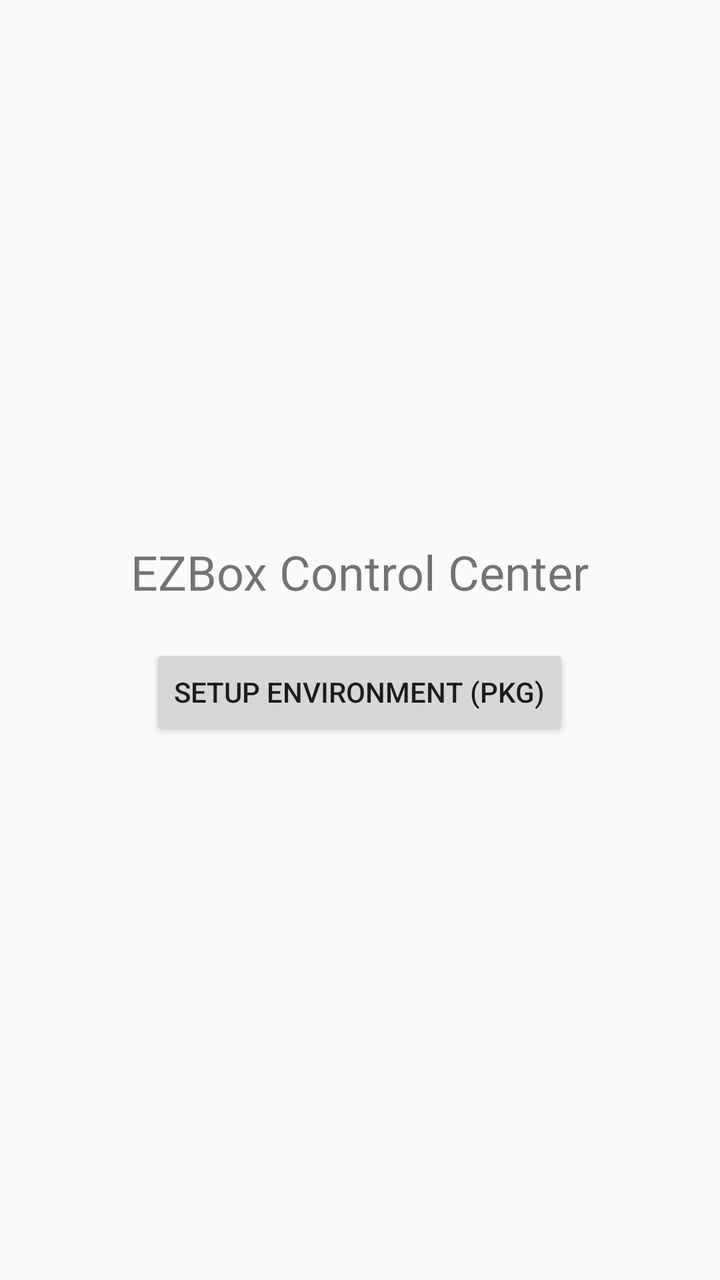
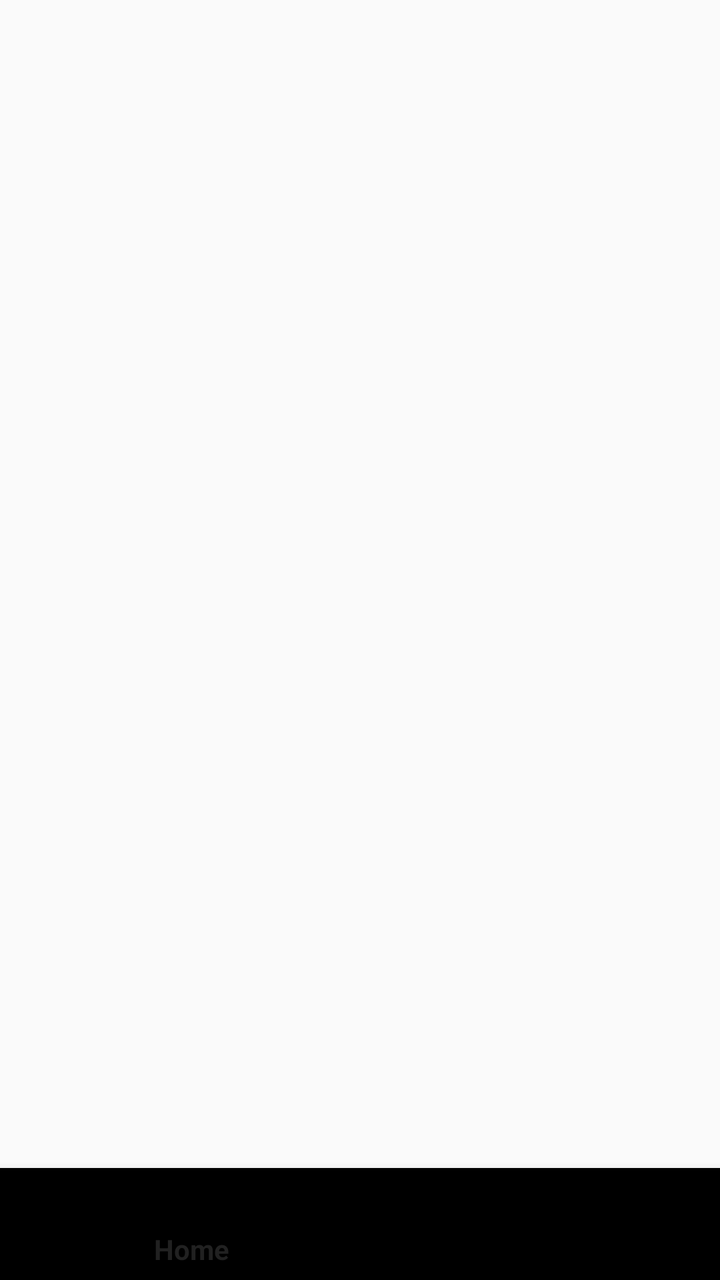

The first picture is an Android layout as it rendered before a commit; the second is the same layout after the commit. The layout source and the unified diff follow.
<!-- AndroidManifest.xml: application theme Theme.AppCompat.Light.DarkActionBar -->
<!-- res/layout/activity_main.xml -->
<?xml version="1.0" encoding="utf-8"?>
<LinearLayout xmlns:android="http://schemas.android.com/apk/res/android"
    android:layout_width="match_parent"
    android:layout_height="match_parent"
    android:orientation="vertical"
    android:gravity="center">

    <TextView
        android:layout_width="wrap_content"
        android:layout_height="wrap_content"
        android:text="EZBox Control Center"
        android:textSize="24sp"
        android:layout_marginBottom="20dp" />

    <Button
        android:id="@+id/btnSetup"
        android:layout_width="wrap_content"
        android:layout_height="wrap_content"
        android:text="Setup Environment (Pkg)" />

</LinearLayout>
<!-- resources referenced by this layout -->
<resources>

</resources>

<!-- the commit's change to res/layout/activity_main.xml (unified diff, before → after) -->
@@ -1,21 +1,20 @@
 <?xml version="1.0" encoding="utf-8"?>
 <LinearLayout xmlns:android="http://schemas.android.com/apk/res/android"
+    xmlns:app="http://schemas.android.com/apk/res-auto"
     android:layout_width="match_parent"
     android:layout_height="match_parent"
-    android:orientation="vertical"
-    android:gravity="center">
+    android:orientation="vertical">
 
-    <TextView
-        android:layout_width="wrap_content"
+    <FrameLayout
+        android:id="@+id/fragmentContainer"
+        android:layout_width="match_parent"
+        android:layout_height="0dp"
+        android:layout_weight="1" />
+
+    <com.google.android.material.bottomnavigation.BottomNavigationView
+        android:id="@+id/bottomNavigation"
+        android:layout_width="match_parent"
         android:layout_height="wrap_content"
-        android:text="EZBox Control Center"
-        android:textSize="24sp"
-        android:layout_marginBottom="20dp" />
-
-    <Button
-        android:id="@+id/btnSetup"
-        android:layout_width="wrap_content"
-        android:layout_height="wrap_content"
-        android:text="Setup Environment (Pkg)" />
+        app:menu="@menu/bottom_nav_menu" />
 
 </LinearLayout>
